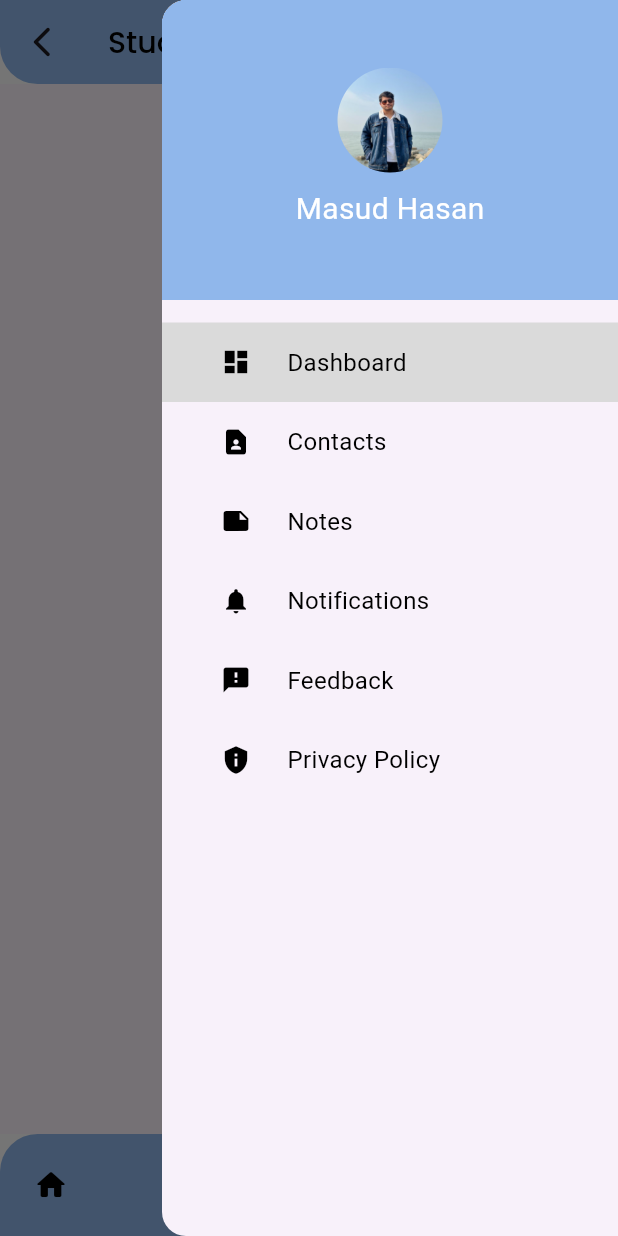
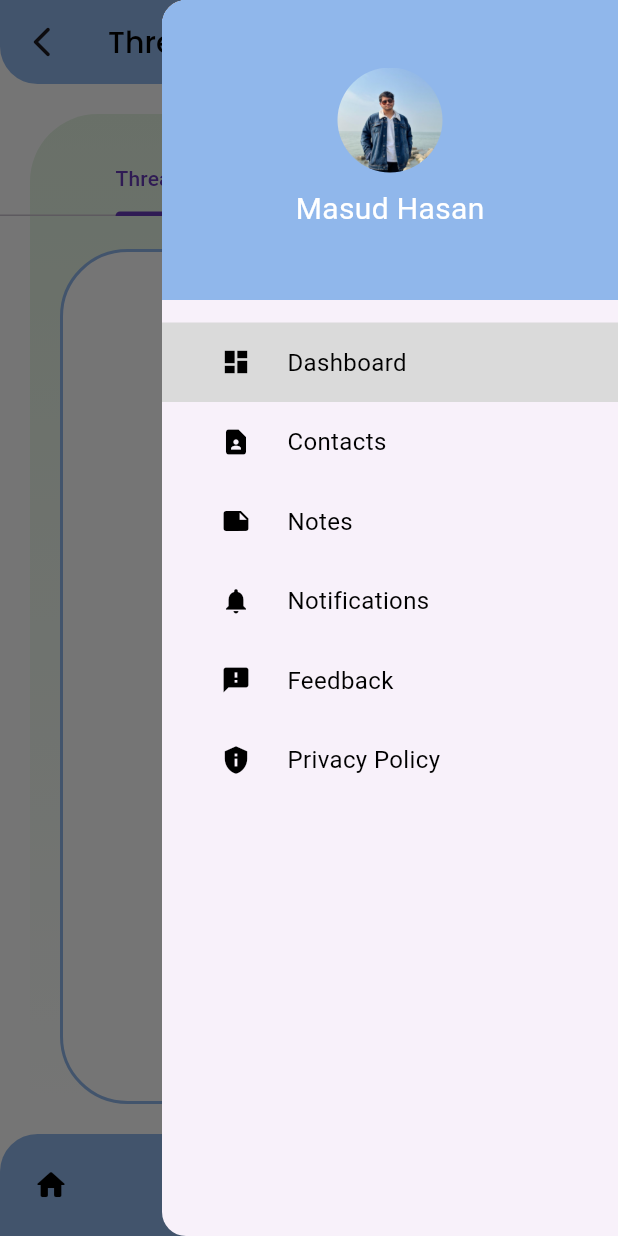
Before and after one commit to RudroMozumdar/PoraoApp, a Flutter app: the screen it shows once a user with an empty profile is signed in, item 3 of the bottom bar chosen, in the side drawer, after a tap on "Dashboard", on a phone screen of 412 x 824 dp. Run offline on Flutter 3.47's test engine with Material 3 defaults, Android fonts, the phone set to English and light mode, and no system bars; drawn by our look-alikes of google_nav_bar; our stand-ins replace cloud_firestore, firebase_auth, firebase_core, firebase_storage; accounts and stored records are empty.

Commit message:
Created Message and Threads exterior

```diff
--- a/lib/common/all_import.dart
+++ b/lib/common/all_import.dart
@@ -13,6 +13,7 @@ export 'package:porao_app/auth/widget_tree.dart';
 export 'package:porao_app/auth/update_information.dart';
 export 'package:porao_app/dashboard/homepage.dart';
 export 'package:porao_app/dashboard/dashboard.dart';
+export 'package:porao_app/dashboard/messages_threads.dart';
 export 'package:porao_app/dashboard/my_posts.dart';
 export 'package:porao_app/dashboard/create_post.dart';
 export 'package:porao_app/dashboard/answer_page.dart';
--- a/lib/dashboard/dashboard.dart
+++ b/lib/dashboard/dashboard.dart
@@ -12,13 +12,13 @@ class _DashboardState extends State<Dashboard> {
   var tabs = const [
     HomePage(),
     StudentRequests(),
-    StudentRequests(),
+    MessagesThreads(),
     MyPosts(),
   ];
   var tabNames = const [
     "Homepage",
-    "Studet Request",
-    "Studet Information",
+    "Ask and Search",
+    "Threads & Messages",
     "My Posts",
   ];
   var _currentTab = 0;
@@ -41,19 +41,15 @@ class _DashboardState extends State<Dashboard> {
           tabs: const [
             GButton(
               icon: Icons.home_rounded,
-              text: 'Home',
             ),
             GButton(
-              icon: Icons.add,
-              text: 'Ask',
+              icon: Icons.search,
             ),
             GButton(
-              icon: Icons.notification_add,
-              text: 'Noti',
+              icon: Icons.message,
             ),
             GButton(
-              icon: Icons.person,
-              text: 'Profile',
+              icon: Icons.notifications,
             ),
           ],
           selectedIndex: _currentTab,
--- /dev/null
+++ b/lib/dashboard/messages_threads.dart
@@ -0,0 +1,147 @@
+import 'package:porao_app/common/all_import.dart';
+
+class MessagesThreads extends StatefulWidget {
+  const MessagesThreads({super.key});
+
+  @override
+  State<MessagesThreads> createState() => _MessagesThreads();
+}
+
+class _MessagesThreads extends State<MessagesThreads>
+    with SingleTickerProviderStateMixin {
+  late final TabController _tabController; // Declare as late
+
+  final FirebaseFirestore _firestore = FirebaseFirestore.instance;
+
+  List<Map<String, dynamic>>? filteredDocuments; // Initialize as null
+
+  Future<void> _fetchAndFilterMessages() async {
+    var currentUser = FirebaseAuth.instance.currentUser;
+    filteredDocuments = await fetchAndFilterByUserId(currentUser!.uid);
+    setState(() {}); // Trigger rebuild with updated data
+  }
+
+  Future<List<Map<String, dynamic>>> fetchAndFilterByUserId(
+    String currentUserId,
+  ) async {
+    final collectionRef = _firestore.collection('messages');
+    final snapshot = await collectionRef.get();
+    final documents = snapshot.docs.map((doc) => doc.data()).toList();
+
+    final filteredDocuments = documents.where((doc) {
+      final docUser1Id = doc['user1_id'] as String; // Cast to String
+      final docUser2Id = doc['user2_id'] as String; // Cast to String
+      return docUser1Id == currentUserId || docUser2Id == currentUserId;
+    }).toList();
+
+    return filteredDocuments;
+  }
+
+  @override
+  void initState() {
+    super.initState();
+    _tabController = TabController(length: 2, vsync: this);
+    // Call _fetchAndFilterMessages on initState
+    _fetchAndFilterMessages();
+  }
+
+  @override
+  void dispose() {
+    _tabController.dispose();
+    super.dispose();
+  }
+
+  @override
+  Widget build(BuildContext context) {
+    return Scaffold(
+      backgroundColor: Colors.white,
+      body: Stack(
+        children: [
+          // Child container with rounded corners and gradient
+          Container(
+            child: Padding(
+              padding: const EdgeInsets.only(left: 20, right: 20, top: 20),
+              child: Container(
+                decoration: const BoxDecoration(
+                  borderRadius: BorderRadius.only(
+                    topLeft: Radius.circular(45),
+                    topRight: Radius.circular(45),
+                  ),
+                  gradient: LinearGradient(
+                    colors: <Color>[
+                      Color.fromARGB(255, 229, 245, 227),
+                      Colors.white,
+                    ],
+                    begin: Alignment.topCenter,
+                    end: Alignment.bottomCenter,
+                  ),
+                ),
+              ),
+            ),
+          ),
+
+          // TabBar positioned on top
+          Positioned(
+            top: 40.0,
+            left: 0.0,
+            right: 0.0,
+            child: TabBar(
+              controller: _tabController,
+              tabs: const [
+                Tab(text: 'Threads'),
+                Tab(text: 'Messages'),
+              ],
+            ),
+          ),
+
+          // Content relative to each tab bar
+          Positioned(
+            child: Padding(
+              padding: const EdgeInsets.only(
+                top: 110,
+                right: 40,
+                left: 40,
+                bottom: 20,
+              ),
+              child: TabBarView(
+                controller: _tabController,
+                children: [
+                  // Content for Inbox tab
+                  Container(
+                    decoration: BoxDecoration(
+                        color: Colors.white,
+                        borderRadius: BorderRadius.circular(45.0),
+                        border: Border.all(width: 2, color: primaryColor)),
+                    child: const Center(
+                      child: Text('Threads Content'),
+                    ),
+                  ),
+                  Container(
+                    decoration: BoxDecoration(
+                        color: Colors.white,
+                        borderRadius: BorderRadius.circular(45.0),
+                        border: Border.all(width: 2, color: primaryColor)),
+                    child: filteredDocuments == null
+                        ? const Center(child: Text('Loading messages...'))
+                        : (filteredDocuments!.isEmpty)
+                            ? const Center(
+                                child: Text('No matching messages found.'))
+                            : ListView.builder(
+                                itemCount: filteredDocuments!.length,
+                                itemBuilder: (context, index) {
+                                  final doc = filteredDocuments![index];
+                                  return Text(
+                                    'User ID: ${doc['user1_id'] ?? '---'} OR ${doc['user2_id'] ?? '---'}',
+                                  );
+                                },
+                              ),
+                  ),
+                ],
+              ),
+            ),
+          ),
+        ],
+      ),
+    );
+  }
+}
```
